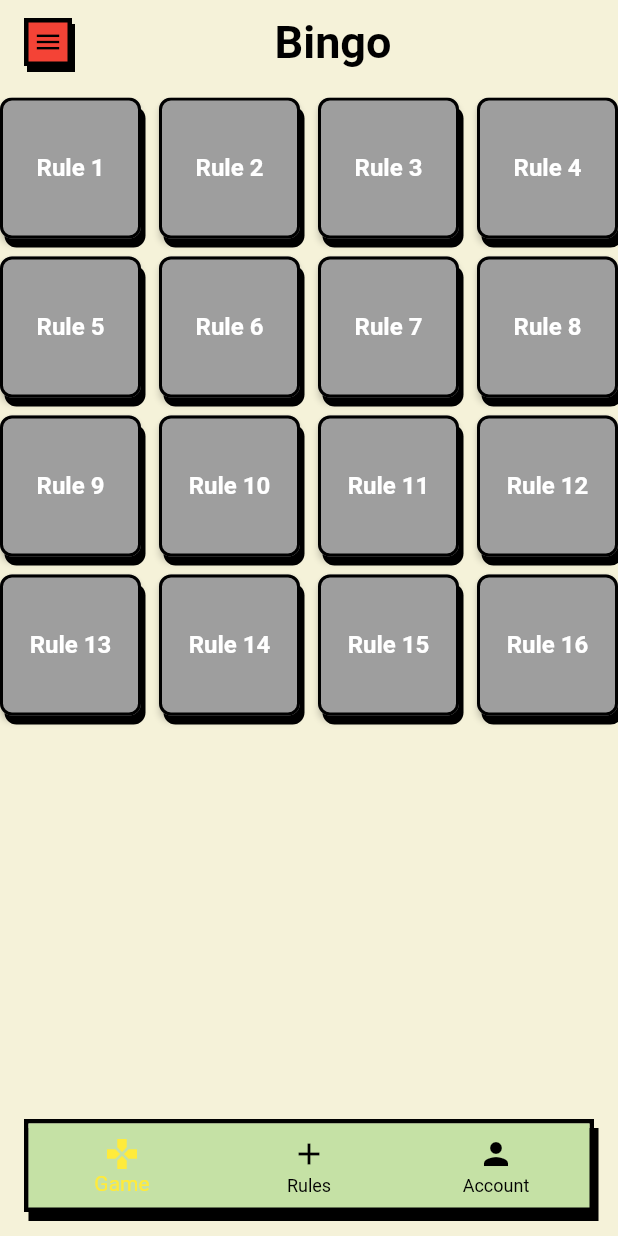
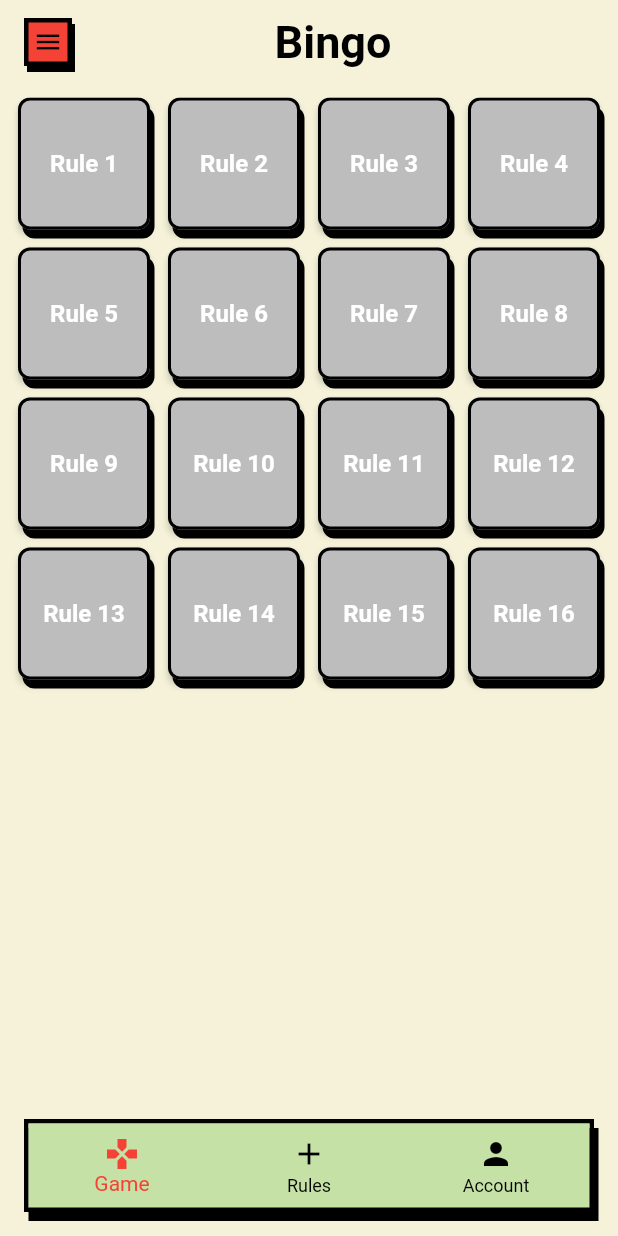
Before and after one commit to alice-ang/bingo, a Flutter app: the screen it shows after launch, on a phone screen of 412 x 824 dp. Run offline on Flutter 3.47's test engine with Material 2 defaults, Android fonts, the phone set to English and light mode, and no system bars.

Commit message:
grid padding

```diff
--- a/lib/main.dart
+++ b/lib/main.dart
@@ -141,7 +141,7 @@ class _MyHomePageState extends State<MyHomePage> {
           backgroundColor: Colors.lightGreen.shade200,
           unselectedItemColor: Colors.black,
           elevation: 0,
-          selectedItemColor: Colors.yellow,
+          selectedItemColor: Colors.red,
           onTap: _onItemTapped,
           currentIndex: _selectedIndex,
           items: const <BottomNavigationBarItem>[
--- a/lib/widgets/grid.dart
+++ b/lib/widgets/grid.dart
@@ -34,8 +34,12 @@ class _GridState extends State<Grid> {
 
   @override
   Widget build(BuildContext context) {
-    return Scaffold(
-      body: GridView.count(
+    return Container(
+      padding: const EdgeInsets.only(
+        left: 12,
+        right: 12,
+      ),
+      child: GridView.count(
         crossAxisCount: widget.size,
         crossAxisSpacing: 12,
         mainAxisSpacing: 12,
@@ -60,8 +64,9 @@ class _GridState extends State<Grid> {
                   _checkIsClicked(index);
                 })
               },
-              fillColor:
-                  _clickedTiles.contains(index) ? Colors.yellow : Colors.grey,
+              fillColor: _clickedTiles.contains(index)
+                  ? Colors.yellow
+                  : Colors.grey.shade400,
               shape: const RoundedRectangleBorder(
                 borderRadius: BorderRadius.all(
                   Radius.circular(8),
```
